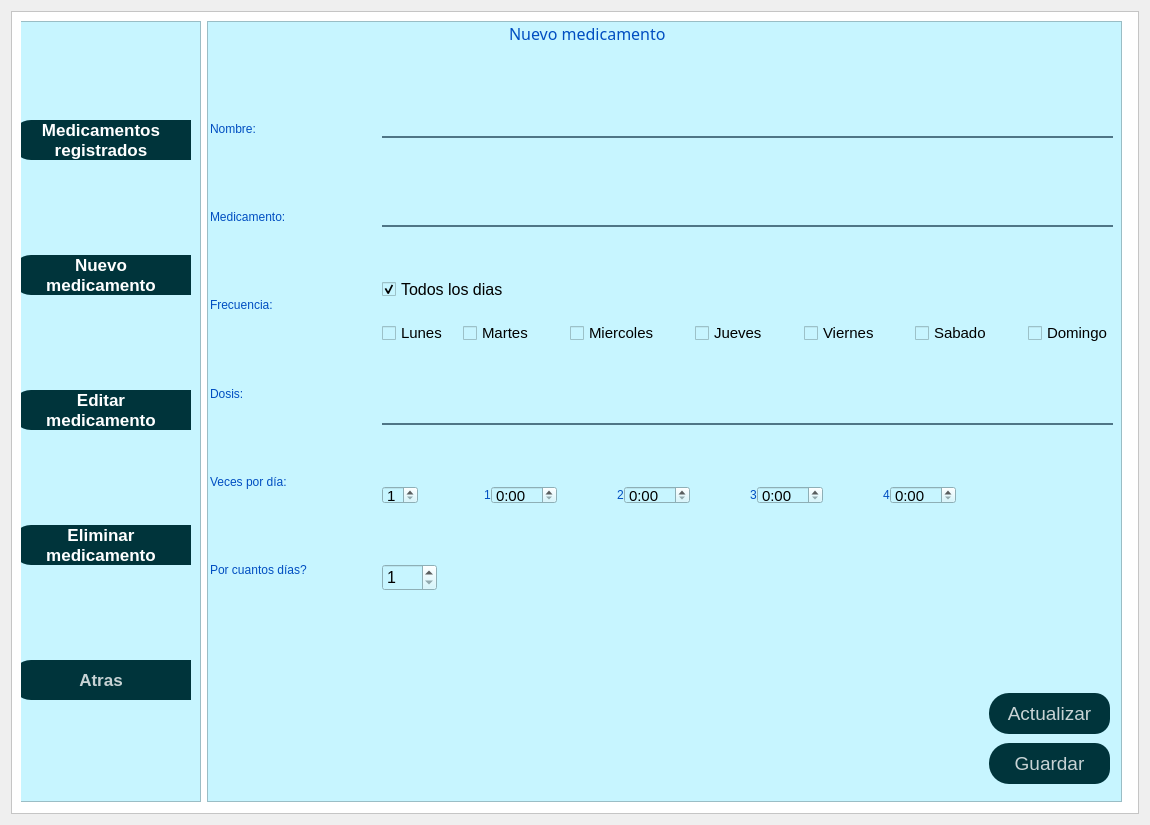
The window that ui/medicamentos.ui (daburneo1/addi) describes before a commit, drawn with Qt 5.
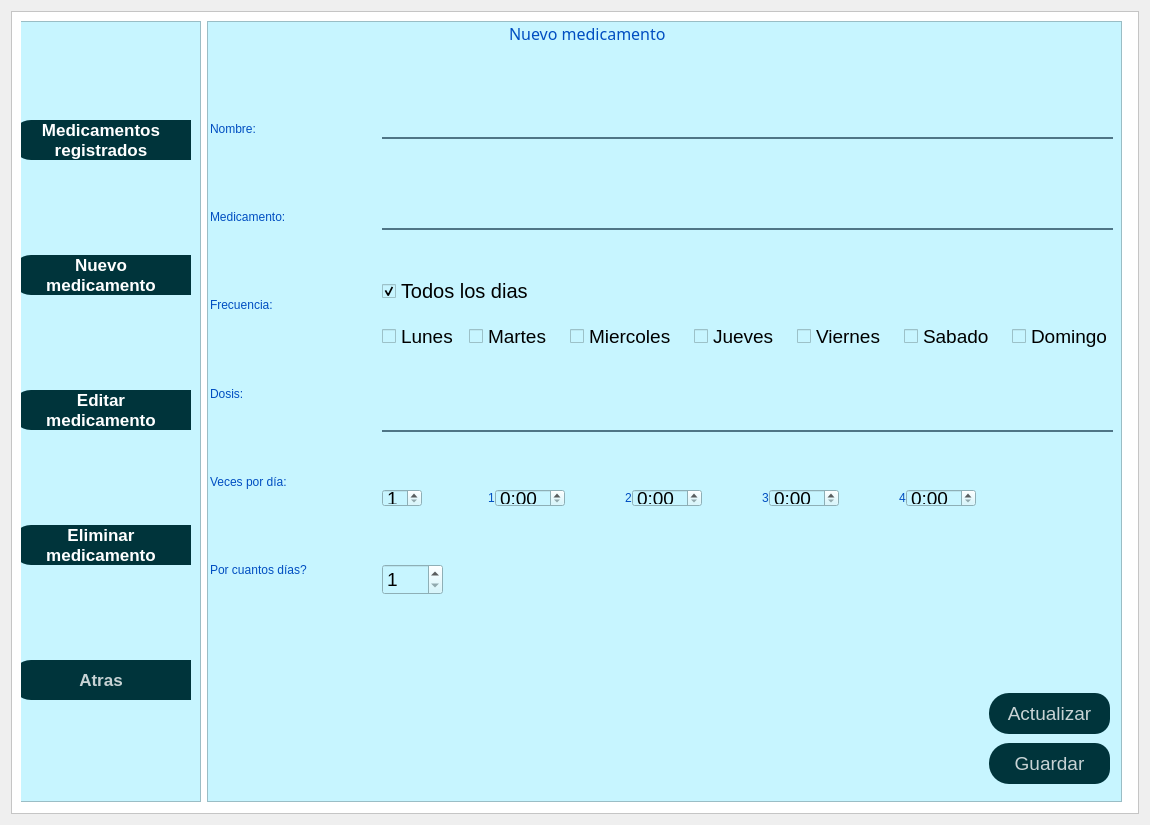
The same window after the commit. Icons and pictures are not drawn.

Patch:
```diff
--- a/ui/medicamentos.ui
+++ b/ui/medicamentos.ui
@@ -757,7 +757,7 @@
                    <widget class="QLineEdit" name="lineEditUsuario">
                     <property name="font">
                      <font>
-                      <pointsize>12</pointsize>
+                      <pointsize>15</pointsize>
                      </font>
                     </property>
                     <property name="styleSheet">
@@ -786,7 +786,7 @@
                    <widget class="QLineEdit" name="lineEditMedicamento">
                     <property name="font">
                      <font>
-                      <pointsize>12</pointsize>
+                      <pointsize>15</pointsize>
                      </font>
                     </property>
                     <property name="styleSheet">
@@ -815,7 +815,7 @@
                    <widget class="QCheckBox" name="checkBoxTodos">
                     <property name="font">
                      <font>
-                      <pointsize>12</pointsize>
+                      <pointsize>15</pointsize>
                      </font>
                     </property>
                     <property name="text">
@@ -860,7 +860,7 @@
                       </property>
                       <property name="font">
                        <font>
-                        <pointsize>11</pointsize>
+                        <pointsize>14</pointsize>
                        </font>
                       </property>
                       <property name="text">
@@ -888,7 +888,7 @@
                       </property>
                       <property name="font">
                        <font>
-                        <pointsize>11</pointsize>
+                        <pointsize>14</pointsize>
                        </font>
                       </property>
                       <property name="text">
@@ -916,7 +916,7 @@
                       </property>
                       <property name="font">
                        <font>
-                        <pointsize>11</pointsize>
+                        <pointsize>14</pointsize>
                        </font>
                       </property>
                       <property name="text">
@@ -944,7 +944,7 @@
                       </property>
                       <property name="font">
                        <font>
-                        <pointsize>11</pointsize>
+                        <pointsize>14</pointsize>
                        </font>
                       </property>
                       <property name="text">
@@ -972,7 +972,7 @@
                       </property>
                       <property name="font">
                        <font>
-                        <pointsize>11</pointsize>
+                        <pointsize>14</pointsize>
                        </font>
                       </property>
                       <property name="text">
@@ -1000,7 +1000,7 @@
                       </property>
                       <property name="font">
                        <font>
-                        <pointsize>11</pointsize>
+                        <pointsize>14</pointsize>
                        </font>
                       </property>
                       <property name="text">
@@ -1028,7 +1028,7 @@
                       </property>
                       <property name="font">
                        <font>
-                        <pointsize>11</pointsize>
+                        <pointsize>14</pointsize>
                        </font>
                       </property>
                       <property name="text">
@@ -1055,7 +1055,7 @@
                    <widget class="QLineEdit" name="lineEditDosis">
                     <property name="font">
                      <font>
-                      <pointsize>12</pointsize>
+                      <pointsize>15</pointsize>
                      </font>
                     </property>
                     <property name="styleSheet">
@@ -1092,7 +1092,7 @@
                       </property>
                       <property name="font">
                        <font>
-                        <pointsize>11</pointsize>
+                        <pointsize>14</pointsize>
                        </font>
                       </property>
                       <property name="minimum">
@@ -1143,7 +1143,7 @@
                           </property>
                           <property name="font">
                            <font>
-                            <pointsize>11</pointsize>
+                            <pointsize>14</pointsize>
                            </font>
                           </property>
                           <property name="currentSection">
@@ -1191,7 +1191,7 @@
                           </property>
                           <property name="font">
                            <font>
-                            <pointsize>11</pointsize>
+                            <pointsize>14</pointsize>
                            </font>
                           </property>
                           <property name="displayFormat">
@@ -1233,7 +1233,7 @@
                           </property>
                           <property name="font">
                            <font>
-                            <pointsize>11</pointsize>
+                            <pointsize>14</pointsize>
                            </font>
                           </property>
                           <property name="displayFormat">
@@ -1275,7 +1275,7 @@
                           </property>
                           <property name="font">
                            <font>
-                            <pointsize>11</pointsize>
+                            <pointsize>14</pointsize>
                            </font>
                           </property>
                           <property name="displayFormat">
@@ -1331,7 +1331,7 @@
                     </property>
                     <property name="font">
                      <font>
-                      <pointsize>12</pointsize>
+                      <pointsize>14</pointsize>
                      </font>
                     </property>
                     <property name="minimum">
```
Left out of the diff: 2 changed lines with no effect on the pictures.
